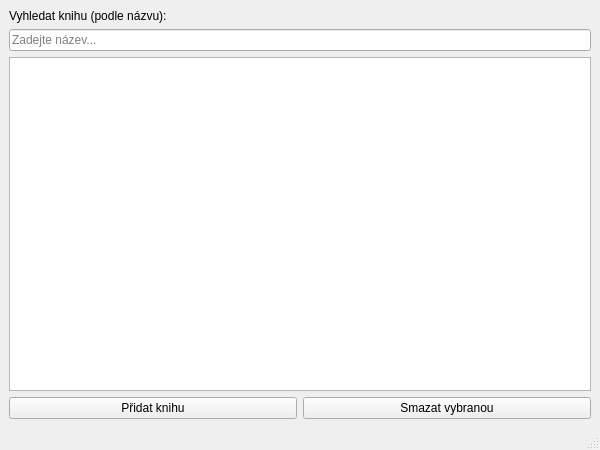
First picture: the form in mainwindow.ui, repository strakamartin/knihovna, before the edit.
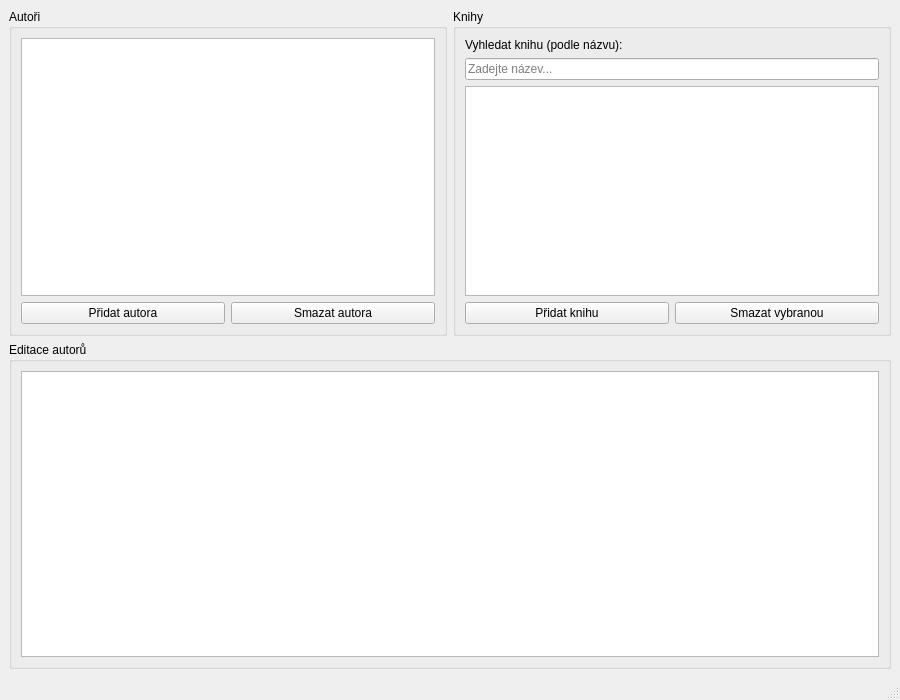
Second picture: the form after the edit.

Commit message: Add autor table with FK, author list widget, author edit table, and book filtering by author

```diff
--- a/mainwindow.ui
+++ b/mainwindow.ui
@@ -6,16 +6,62 @@
    <rect>
     <x>0</x>
     <y>0</y>
-    <width>600</width>
-    <height>450</height>
+    <width>900</width>
+    <height>700</height>
    </rect>
   </property>
   <property name="windowTitle">
    <string>Knižní evidence</string>
   </property>
   <widget class="QWidget" name="centralwidget">
-   <layout class="QVBoxLayout" name="verticalLayout">
-    
+   <layout class="QVBoxLayout" name="verticalLayoutMain">
+
+    <item>
+     <layout class="QHBoxLayout" name="horizontalLayoutTop">
+
+      <!-- Levý panel: seznam autorů -->
+      <item>
+       <widget class="QGroupBox" name="groupBoxAutori">
+        <property name="title">
+         <string>Autoři</string>
+        </property>
+        <layout class="QVBoxLayout" name="verticalLayoutAutori">
+         <item>
+          <widget class="QListWidget" name="listAutoru">
+           <property name="minimumWidth">
+            <number>200</number>
+           </property>
+          </widget>
+         </item>
+         <item>
+          <layout class="QHBoxLayout" name="horizontalLayoutTlacitkaAutoru">
+           <item>
+            <widget class="QPushButton" name="tlacitkoPridatAutora">
+             <property name="text">
+              <string>Přidat autora</string>
+             </property>
+            </widget>
+           </item>
+           <item>
+            <widget class="QPushButton" name="tlacitkoSmazatAutora">
+             <property name="text">
+              <string>Smazat autora</string>
+             </property>
+            </widget>
+           </item>
+          </layout>
+         </item>
+        </layout>
+       </widget>
+      </item>
+
+      <!-- Pravý panel: knihy -->
+      <item>
+       <widget class="QGroupBox" name="groupBoxKnihy">
+        <property name="title">
+         <string>Knihy</string>
+        </property>
+        <layout class="QVBoxLayout" name="verticalLayoutKnihy">
     <item>
      <widget class="QLabel" name="labelHledani">
       <property name="text">
@@ -30,7 +76,6 @@
       </property>
      </widget>
     </item>
-
     <item>
      <widget class="QTableView" name="tabulkaKnih">
       <property name="selectionMode">
@@ -41,9 +86,8 @@
       </property>
      </widget>
     </item>
-
     <item>
-     <layout class="QHBoxLayout" name="horizontalLayout">
+          <layout class="QHBoxLayout" name="horizontalLayoutTlacitkaKnih">
       <item>
        <widget class="QPushButton" name="tlacitkoPridat">
         <property name="text">
@@ -59,6 +103,36 @@
        </widget>
       </item>
      </layout>
+         </item>
+        </layout>
+       </widget>
+      </item>
+
+     </layout>
+    </item>
+
+    <!-- Spodní panel: editace autorů -->
+    <item>
+     <widget class="QGroupBox" name="groupBoxEditaceAutoru">
+      <property name="title">
+       <string>Editace autorů</string>
+      </property>
+      <layout class="QVBoxLayout" name="verticalLayoutEditaceAutoru">
+       <item>
+        <widget class="QTableView" name="tabulkaAutoru">
+         <property name="selectionMode">
+          <enum>QAbstractItemView::SingleSelection</enum>
+         </property>
+         <property name="selectionBehavior">
+          <enum>QAbstractItemView::SelectRows</enum>
+         </property>
+         <property name="maximumHeight">
+          <number>200</number>
+         </property>
+        </widget>
+       </item>
+      </layout>
+     </widget>
     </item>
 
    </layout>
```
Lines whose indentation alone changed are shown as unchanged. The commit also changes 2 other files.
